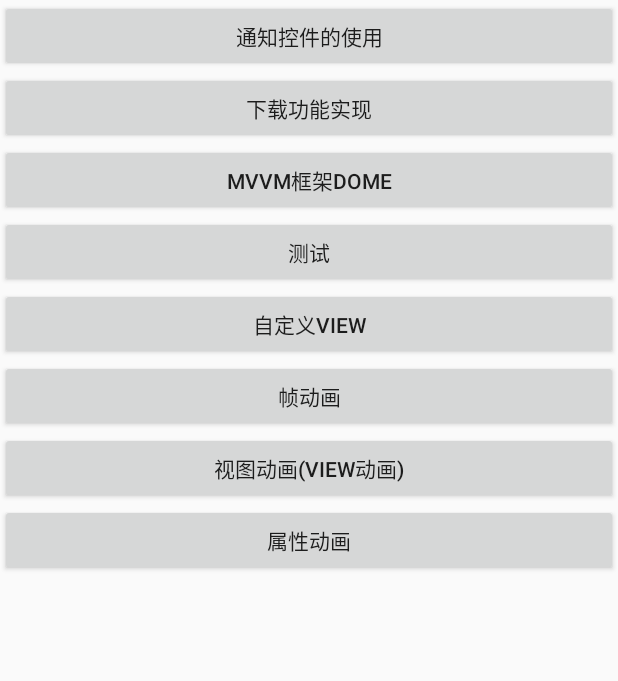
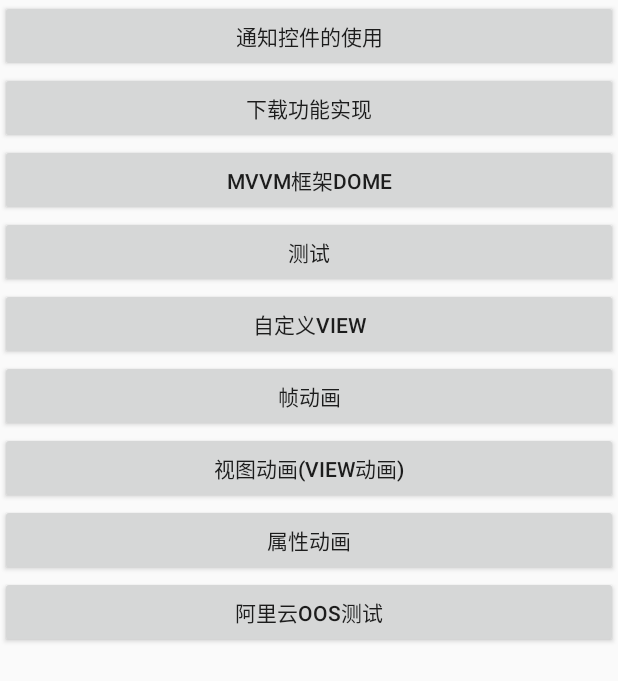
Before and after one commit to 2285-qw/Mydome, an Android app: the screen it shows after launch (HomeActivity), on a phone screen of 412 x 824 dp. Shown: the top 681 px of the screen. Run offline under Robolectric (Android 15) with nearby library versions, the phone set to English and light mode, and no system bars; libraries missing offline, so code that uses them is left out: com.gyf.immersionbar; 1 statement that could not run was skipped.

Commit message:
修改前提交

```diff
--- a/app/build.gradle
+++ b/app/build.gradle
@@ -94,4 +94,7 @@
     implementation 'com.liulishuo.okdownload:okhttp:1.0.5'
     implementation 'com.squareup.okhttp3:okhttp:3.10.0'
 
+    //阿里云OOS
+    compile 'com.aliyun.dpa:oss-android-sdk:2.9.5'
+
 }
--- a/app/src/main/AndroidManifest.xml
+++ b/app/src/main/AndroidManifest.xml
@@ -18,6 +18,9 @@
         android:roundIcon="@mipmap/ic_launcher_round"
         android:supportsRtl="true"
         android:theme="@style/Theme.Mydome">
+        <activity
+            android:name=".activity.OOSalyActivity"
+            android:exported="false" />
         <activity
             android:name=".activity.PropertyAnimationActivity"
             android:exported="false" />
--- a/app/src/main/java/com/example/mydome/activity/DownActivity.java
+++ b/app/src/main/java/com/example/mydome/activity/DownActivity.java
@@ -44,9 +44,7 @@
 
     @Override
     protected void init(Bundle savedInstanceState) {
-
         initView();
-
     }
 
     private void initView() {
@@ -59,7 +57,6 @@
         public void onClick(View v) {
             switch (v.getId()) {
                 case R.id.start:
-
                     manager = (NotificationManager) getSystemService(NOTIFICATION_SERVICE);//获取NotificationManager实例
                     if (Build.VERSION.SDK_INT >= 26) {//判断Android的版本
                         NotificationChannel channel = new NotificationChannel(String.valueOf(1), "name",
@@ -83,7 +80,6 @@
                     notification.flags |= Notification.FLAG_ONGOING_EVENT;
                     manager.notify(2, notification);
 
-
                     DownLoad();
 
 
@@ -97,7 +93,7 @@
 
     private void DownLoad() {
         String filename = "single-test.apk";
-        String url = "http://149.129.147.59:8208/download/new-retail.apk";
+        String url = "https://tenfei05.cfp.cn/creative/vcg/veer/1600water/veer-151439349.jpg";
         File parentFile = DemoUtil.getParentFile(this);
 
         task = new DownloadTask.Builder(url, parentFile)
--- a/app/src/main/java/com/example/mydome/activity/HomeActivity.java
+++ b/app/src/main/java/com/example/mydome/activity/HomeActivity.java
@@ -14,9 +14,7 @@
 
     @Override
     protected void init(Bundle savedInstanceState) {
-
         initView();
-
     }
 
     private void initView() {
@@ -28,6 +26,7 @@
         viewBinding.button6.setOnClickListener(new MyOnClick());
         viewBinding.button7.setOnClickListener(new MyOnClick());
         viewBinding.button8.setOnClickListener(new MyOnClick());
+        viewBinding.button9.setOnClickListener(new MyOnClick());
 
     }
 
@@ -59,6 +58,9 @@
                 case R.id.button8:
                     startActivity(new Intent(mContext, PropertyAnimationActivity.class));
                     break;
+                case R.id.button9:
+
+                    break;
 
 
             }
--- a/app/src/main/res/layout/activity_home.xml
+++ b/app/src/main/res/layout/activity_home.xml
@@ -63,6 +63,12 @@
                 android:layout_height="wrap_content"
                 android:text="属性动画" />
 
+            <Button
+                android:id="@+id/button9"
+                android:layout_width="match_parent"
+                android:layout_height="wrap_content"
+                android:text="阿里云oos测试" />
+
 
         </LinearLayout>
 
```
Also changed, not shown: app/src/main/java/com/example/mydome/activity/OOSalyActivity.java (added, +13 -0 lines), app/src/main/res/layout/activity_oosaly.xml (added, +9 -0 lines).
